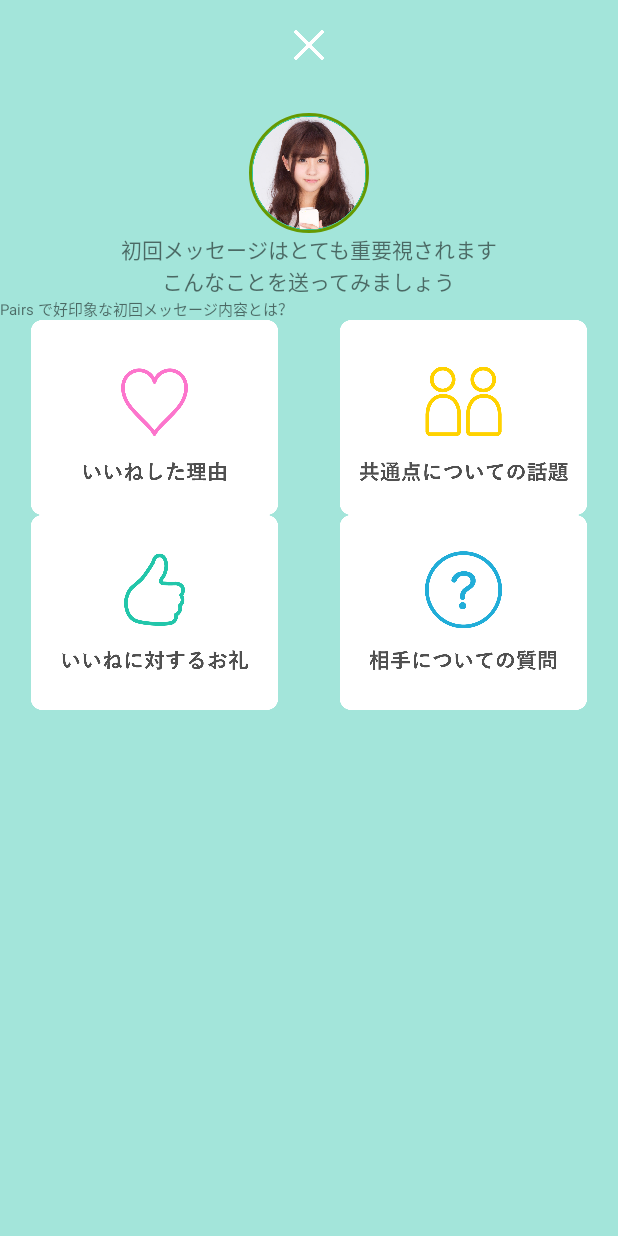
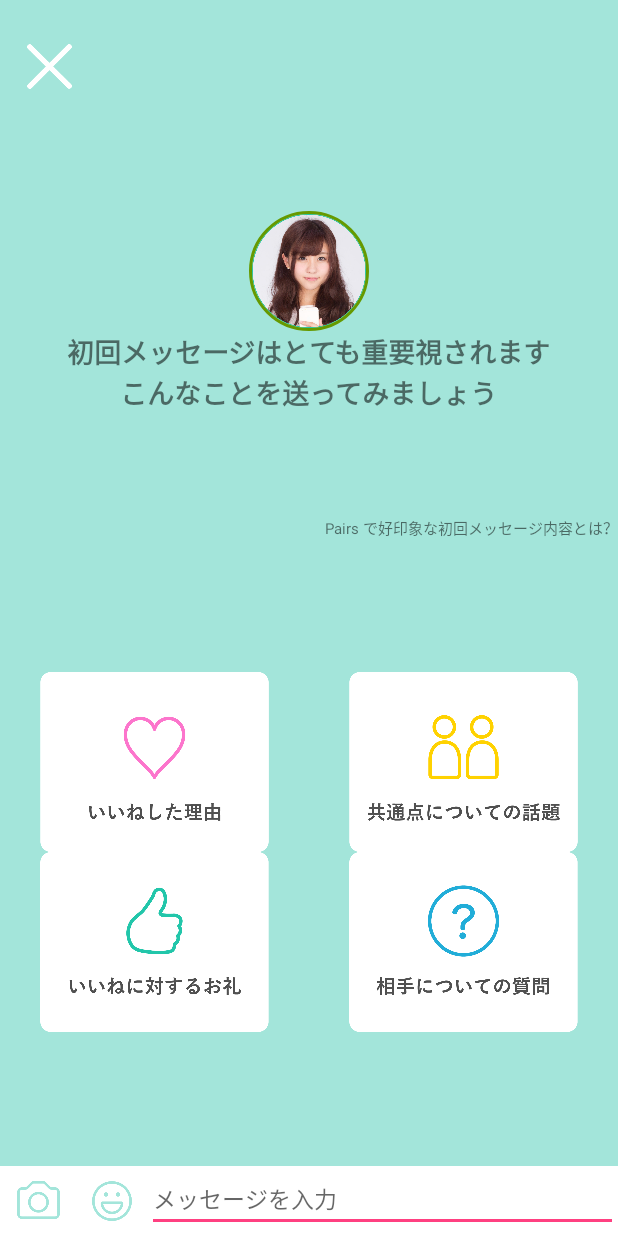
Before and after one commit to tuvy22686/doctor-peppers-android, an Android app: the layout activity_chat_first.xml on its own in the app's theme, with its tools: preview values and no code run, on a phone screen of 412 x 824 dp. Run offline under Robolectric (Android 15) with nearby library versions, the phone set to English and light mode, and no system bars.

Commit message:
postとreloadを実装

```diff
--- a/app/src/main/res/layout/activity_chat_first.xml
+++ b/app/src/main/res/layout/activity_chat_first.xml
@@ -8,97 +8,184 @@
     android:orientation="vertical"
     tools:context="com.tuvy.tomosugi.minimalpairs.ChatActivity">
 
-    <ImageButton
-        android:id="@+id/first_cancel_button"
+    <LinearLayout
         android:layout_width="match_parent"
-        android:layout_height="20dp"
-        android:layout_marginTop="20dp"
-        android:background="@color/appSubColor"
-        android:scaleType="centerInside"
-        android:src="@drawable/cancel" />
+        android:layout_height="wrap_content"
+        android:layout_weight="1">
 
-    <de.hdodenhof.circleimageview.CircleImageView
-        android:id="@+id/chat_partner_icon"
-        android:layout_width="80dp"
-        android:layout_height="80dp"
-        android:layout_centerInParent="true"
-        android:layout_gravity="center_horizontal"
-        android:layout_marginTop="35dp"
-        android:src="@drawable/girl_greenborder"
-        app:civ_border_color="@android:color/holo_green_dark"
-        app:civ_border_width="2dp" />
+        <ImageButton
+            android:id="@+id/first_cancel_button"
+            android:layout_width="30dp"
+            android:layout_height="30dp"
+            android:layout_marginLeft="18dp"
+            android:layout_gravity="center"
+            android:background="@color/appSubColor"
+            android:scaleType="centerInside"
+            android:src="@drawable/cancel"
+            tools:ignore="ContentDescription,RtlHardcoded"
+            android:contentDescription="" />
 
-    <TextView
-        android:layout_width="wrap_content"
-        android:layout_height="wrap_content"
-        android:layout_gravity="center_horizontal"
-        android:text="初回メッセージはとても重要視されます" />
-
-    <TextView
-        android:id="@+id/konnakoto_message"
-        android:layout_width="wrap_content"
-        android:layout_height="wrap_content"
-        android:layout_gravity="center_horizontal"
-        android:text="こんなことを送ってみましょう" />
-
-    <TextView
-        android:layout_width="wrap_content"
-        android:layout_height="wrap_content"
-        android:textSize="10sp"
-        android:text="Pairs で好印象な初回メッセージ内容とは？" />
+    </LinearLayout>
 
     <LinearLayout
         android:layout_width="match_parent"
-        android:layout_height="260dp"
-        android:orientation="vertical">
+        android:layout_height="wrap_content"
+        android:layout_gravity="top"
+        android:layout_weight="1.77"
+        android:gravity="center_vertical|center_horizontal"
+        android:orientation="vertical"
+        tools:ignore="UselessLeaf">
+
+        <de.hdodenhof.circleimageview.CircleImageView
+            android:id="@+id/chat_partner_icon"
+            android:layout_width="80dp"
+            android:layout_height="80dp"
+            android:src="@drawable/girl_greenborder"
+            app:civ_border_color="@android:color/holo_green_dark"
+            app:civ_border_width="2dp"
+            tools:ignore="ObsoleteLayoutParam" />
+
+        <TextView
+            android:layout_width="wrap_content"
+            android:layout_height="wrap_content"
+            android:layout_gravity="center_horizontal"
+            android:text="初回メッセージはとても重要視されます"
+            android:textSize="18dp"
+            android:textStyle="bold"
+            tools:ignore="HardcodedText,SpUsage" />
+
+        <TextView
+            android:layout_width="wrap_content"
+            android:layout_height="wrap_content"
+            android:layout_gravity="center_horizontal"
+            android:text="こんなことを送ってみましょう"
+            android:textSize="18dp"
+            android:textStyle="bold"
+            tools:ignore="HardcodedText,SpUsage" />
+
+    </LinearLayout>
+
+    <LinearLayout
+        android:layout_width="match_parent"
+        android:layout_height="wrap_content"
+        android:layout_weight="0.29"
+        android:gravity="bottom|right"
+        android:orientation="horizontal"
+        tools:ignore="RtlHardcoded">
+
+        <TextView
+            android:id="@+id/textView"
+            android:layout_width="wrap_content"
+            android:layout_height="wrap_content"
+            android:text="Pairs で好印象な初回メッセージ内容とは？"
+            android:textSize="10dp"
+            tools:ignore="HardcodedText,RtlHardcoded,SpUsage" />
+    </LinearLayout>
+
+    <LinearLayout
+        android:layout_width="match_parent"
+        android:layout_height="wrap_content"
+        android:layout_weight="3"
+        android:orientation="vertical"
+        tools:ignore="UselessLeaf">
 
         <LinearLayout
-            android:layout_width="match_parent"
-            android:layout_height="0dp"
+            android:layout_width="wrap_content"
+            android:layout_height="wrap_content"
             android:layout_weight="1"
-            android:orientation="horizontal">
+            android:gravity="bottom|center_vertical"
+            android:orientation="horizontal"
+            tools:ignore="InefficientWeight,NestedWeights">
 
             <ImageView
                 android:id="@+id/iine_item"
-                android:layout_width="0dp"
-                android:layout_height="wrap_content"
+                android:layout_width="wrap_content"
+                android:layout_height="120dp"
                 android:layout_weight="1"
-                android:src="@drawable/iine_item" />
+                android:src="@drawable/iine_item"
+                tools:ignore="ContentDescription" />
 
             <ImageView
                 android:id="@+id/wadai_item"
-                android:layout_width="0dp"
-                android:layout_height="wrap_content"
+                android:layout_width="wrap_content"
+                android:layout_height="120dp"
                 android:layout_weight="1"
-                android:maxWidth="10dp"
-                android:src="@drawable/wadai_item" />
+                android:src="@drawable/wadai_item"
+                tools:ignore="ContentDescription" />
 
         </LinearLayout>
 
         <LinearLayout
-            android:layout_width="match_parent"
-            android:layout_height="0dp"
+            android:layout_width="wrap_content"
+            android:layout_height="wrap_content"
             android:layout_weight="1"
+            android:gravity="top|center_vertical"
             android:orientation="horizontal">
 
             <ImageView
                 android:id="@+id/orei_item"
-                android:layout_width="0dp"
-                android:layout_height="wrap_content"
+                android:layout_width="wrap_content"
+                android:layout_height="120dp"
                 android:layout_weight="1"
-                android:maxWidth="10dp"
-                android:src="@drawable/orei_item" />
+                android:src="@drawable/orei_item"
+                tools:ignore="ContentDescription" />
 
             <ImageView
                 android:id="@+id/shitumon_item"
-                android:layout_width="0dp"
-                android:layout_height="wrap_content"
+                android:layout_width="wrap_content"
+                android:layout_height="120dp"
                 android:layout_weight="1"
-                android:maxWidth="10dp"
-                android:src="@drawable/shitumon_item" />
+                android:src="@drawable/shitumon_item"
+                tools:ignore="ContentDescription" />
 
         </LinearLayout>
 
     </LinearLayout>
 
+    <LinearLayout
+        android:id="@+id/before_bottombar"
+        android:layout_width="match_parent"
+        android:layout_height="wrap_content"
+        android:layout_alignParentBottom="true"
+        android:background="@android:color/white"
+        tools:ignore="ObsoleteLayoutParam">
+
+        <ImageButton
+            android:layout_width="51dp"
+            android:layout_height="45.25dp"
+            android:background="@android:color/white"
+            android:padding="10dp"
+            android:scaleType="fitCenter"
+            android:src="@drawable/camera"
+            tools:ignore="ContentDescription" />
+
+        <ImageButton
+            android:layout_width="46.5dp"
+            android:layout_height="46.5dp"
+            android:background="@android:color/white"
+            android:padding="10dp"
+            android:scaleType="fitCenter"
+            android:src="@drawable/stamp"
+            tools:ignore="ContentDescription" />
+
+        <EditText
+            android:id="@+id/message_edit_text"
+            android:layout_width="0dp"
+            android:layout_height="wrap_content"
+            android:layout_weight="1"
+            android:focusable="true"
+            android:focusableInTouchMode="true"
+            android:hint="メッセージを入力"
+            android:textCursorDrawable="@android:color/holo_green_dark"
+            android:textSize="15sp"
+            tools:ignore="HardcodedText" />
+
+        <!--<Button-->
+        <!--android:layout_width="wrap_content"-->
+        <!--android:layout_height="wrap_content"-->
+        <!--android:background="#d4d4d4"-->
+        <!--android:text="送信" />-->
+
+    </LinearLayout>
+
 </LinearLayout>
```
Also changed, not shown: app/src/main/java/com/tuvy/tomosugi/minimalpairs/ChatActivity.kt (+56 -22 lines), app/src/main/res/layout/activity_chat_first2.xml (deleted, +0 -191 lines), app/src/main/res/drawable/girl2_green.png (added), app/src/main/res/drawable/girl3_green.png (added).
